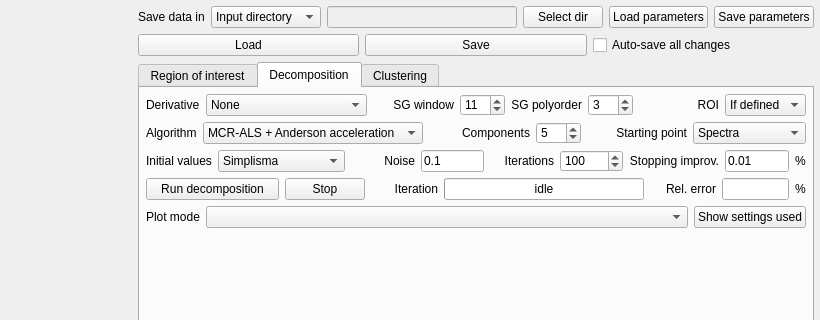
The window that octavvs/decomp/decomposition.ui (ctroein/octavvs) describes before a commit, drawn with Qt 5; both pictures show x 279 to 1099 and y 0 to 320 of the 1099 by 785 pixel window.
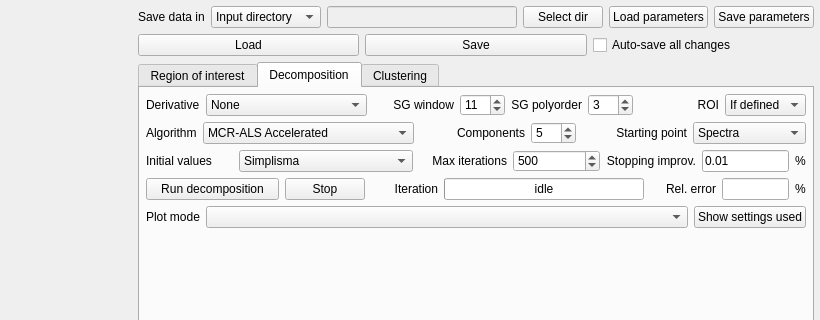
The same window after the commit. Icons and pictures are not drawn. Custom widgets are drawn as their Qt base class.

Commit message: Working and fast Anderson acceleration. Workaround for nnls / @ parallelization clashes.

```diff
--- a/octavvs/decomp/decomposition.ui
+++ b/octavvs/decomp/decomposition.ui
@@ -398,12 +398,7 @@
              <widget class="QComboBox" name="comboBoxAlgorithm">
               <item>
                <property name="text">
-                <string>MCR-ALS + Anderson acceleration</string>
-               </property>
-              </item>
-              <item>
-               <property name="text">
-                <string>MCR-ALS + AdaptiveOverstep</string>
+                <string>MCR-ALS Accelerated</string>
                </property>
               </item>
               <item>
@@ -475,7 +470,7 @@
            </layout>
           </item>
           <item>
-           <layout class="QHBoxLayout" name="horizontalLayout_2" stretch="1,2,1,1,1,1,1,1,0">
+           <layout class="QHBoxLayout" name="horizontalLayout_2" stretch="1,2,1,1,1,1,0">
             <item>
              <widget class="QLabel" name="label_6">
               <property name="text">
@@ -502,27 +497,10 @@
               </item>
              </widget>
             </item>
-            <item>
-             <widget class="QLabel" name="label_17">
-              <property name="text">
-               <string>Noise</string>
-              </property>
-              <property name="alignment">
-               <set>Qt::AlignRight|Qt::AlignTrailing|Qt::AlignVCenter</set>
-              </property>
-             </widget>
-            </item>
-            <item>
-             <widget class="LineDouble" name="lineEditSimplismaNoise">
-              <property name="text">
-               <string>0.1</string>
-              </property>
-             </widget>
-            </item>
             <item>
              <widget class="QLabel" name="label_10">
               <property name="text">
-               <string>Iterations</string>
+               <string>Max iterations</string>
               </property>
               <property name="alignment">
                <set>Qt::AlignRight|Qt::AlignTrailing|Qt::AlignVCenter</set>
@@ -544,7 +522,7 @@
                <number>9999</number>
               </property>
               <property name="value">
-               <number>100</number>
+               <number>500</number>
               </property>
              </widget>
             </item>
```
Left out of the diff: 5 changed lines with no effect on the pictures. The commit also changes 5 other files.
